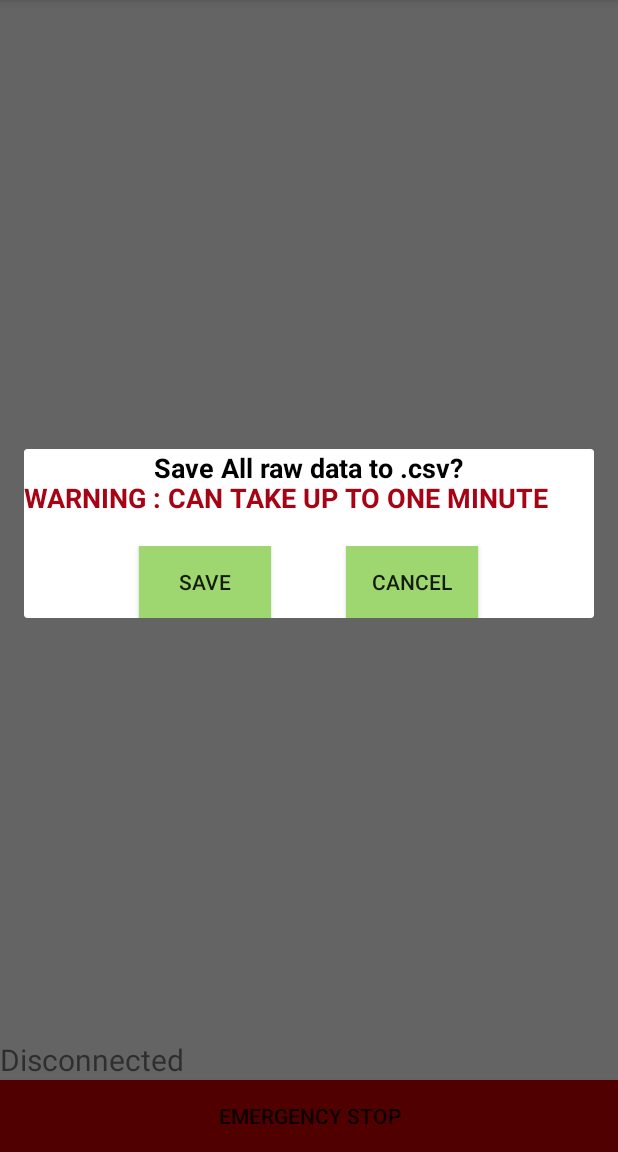
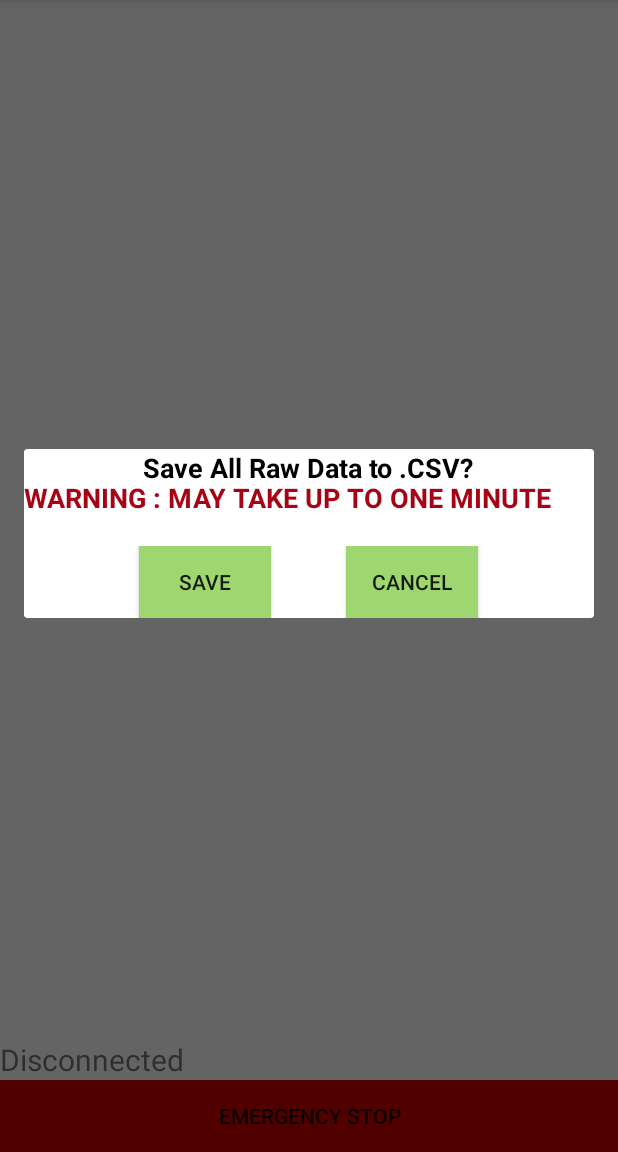
Before and after one commit to spaceconcordia/ELEC390-motor-telemetry, an Android app: the screen it shows after launch (MainActivity), after a tap on "Save", on a phone screen of 412 x 824 dp, the part 84-1236 px from its top. Run offline under Robolectric (Android 15) with nearby library versions, the phone set to English and light mode, and no system bars.

Commit message:
- Offline Thread no longer save into the database - Fixed .CSV current timestamp format - Fixed typos

```diff
--- a/app/src/main/java/com/example/spaceconcordia/spacecadets/Database/DBhelper.java
+++ b/app/src/main/java/com/example/spaceconcordia/spacecadets/Database/DBhelper.java
@@ -156,7 +156,7 @@ public class DBhelper extends SQLiteOpenHelper {
     public void SaveToFile(FileOutputStream fos) {
 
 
-        String Header = String.valueOf(System.currentTimeMillis()) +" : " + Calendar.getInstance().getTime() + "\n\r"+
+        String Header = Calendar.getInstance().getTime() + ";" + String.valueOf(System.currentTimeMillis()) +  "\n\r"+
                 "ID" + DELIMITER + DBConfig.Time_ms + DELIMITER + DBConfig.Status + DELIMITER +
                 DBConfig.sens1 + DELIMITER + DBConfig.sens2 + DELIMITER + DBConfig.sens3 + DELIMITER + DBConfig.sens4 + DELIMITER + DBConfig.sens5 + DELIMITER +
                 DBConfig.sens6 + DELIMITER + DBConfig.sens7 + DELIMITER + DBConfig.sens8 + DELIMITER + DBConfig.sens9 + DELIMITER + DBConfig.sens10 + DELIMITER +
--- a/app/src/main/java/com/example/spaceconcordia/spacecadets/MainActivity.java
+++ b/app/src/main/java/com/example/spaceconcordia/spacecadets/MainActivity.java
@@ -483,8 +483,10 @@ public class MainActivity extends AppCompatActivity {
             KillThreads();
         }
 
-        DBmanager.insertValues(PresentData);
-
+        //Save to Database Only if connected to the Rocket Engine, Offline Test Thread data is not usefull to log
+        if (BTconnected) {
+            DBmanager.insertValues(PresentData);
+        }
     }
 
 }
--- a/app/src/main/res/values/strings.xml
+++ b/app/src/main/res/values/strings.xml
@@ -11,10 +11,10 @@
     <string name="Title_Bluetooth_Disconnect">Disconnect Bluetooth?</string>
     <string name="Button_Bluetooth_Disconnect">Disconnect</string>
     <string name="Bluetooth_Not_Connected_Cannot_Launch_Toast">Cannot send launch command - Disconnected</string>
-    <string name="Save_Data_Prompt">Save All raw data to .csv?</string>
-    <string name="Save_Data_Warning">WARNING : CAN TAKE UP TO ONE MINUTE</string>
+    <string name="Save_Data_Prompt">Save All Raw Data to .CSV?</string>
+    <string name="Save_Data_Warning">WARNING : MAY TAKE UP TO ONE MINUTE</string>
     <string name="Enter_Password_Prompt">Enter Password: </string>
-    <string name="Incorrect_Password_Toast">Incorrect password</string>
+    <string name="Incorrect_Password_Toast">Incorrect Password</string>
     <string name="Password_Length_Zero_Toast">Password must be non-zero length</string>
     <string name="Launch_Command_Sent">Launch command sent</string>
     <string name="Engine_Not_Idle_Toast">Engine cannot be launched from non-idle state</string>
```
